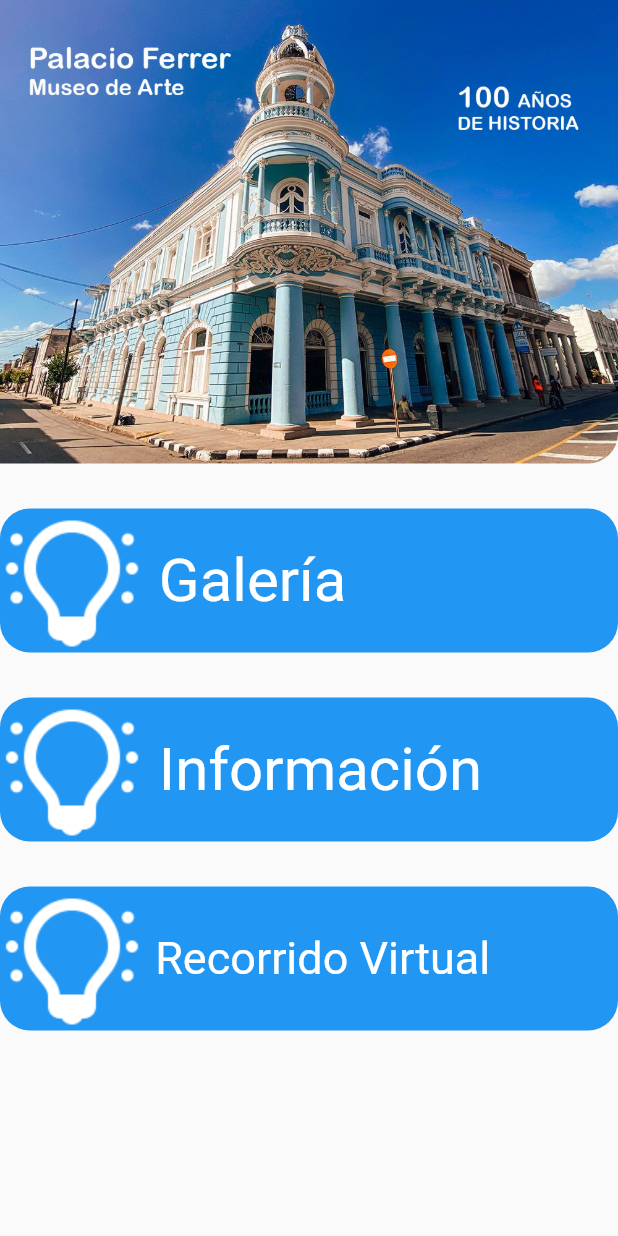
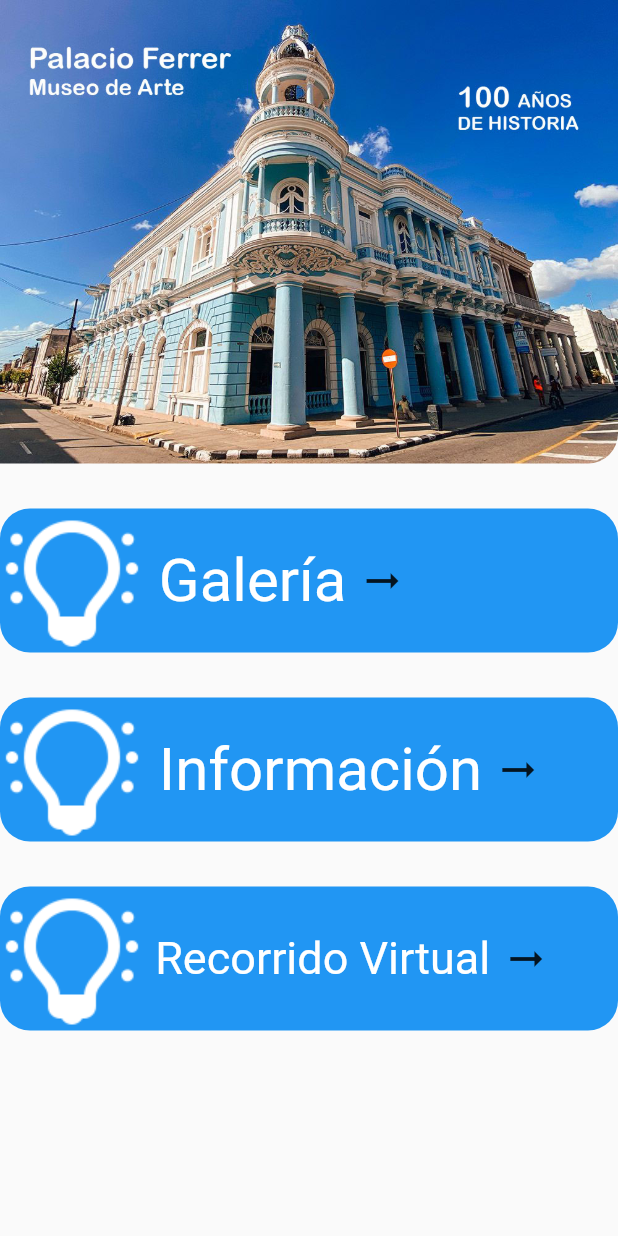
Before and after one commit to alfredoespal97/mapf_apk, a Flutter app: the screen it shows after launch, on a phone screen of 412 x 824 dp. Run offline on Flutter 3.47's test engine with Material 2 defaults, Android fonts, the phone set to English and light mode, and no system bars; our stand-ins replace get; missing offline and left inert: panorama.

Commit message:
general changes

```diff
--- a/lib/galeria.dart
+++ b/lib/galeria.dart
@@ -11,7 +11,7 @@ class _GaleriaPageState extends State<GaleriaPage> {
   @override
   Widget build(BuildContext context) {
     return Scaffold(
-        appBar: AppBar(title: Text("Imágenes")),
+        appBar: AppBar(title: Text("Galería de Imágenes")),
         body: Center(
             child: Column(children: <Widget>[
           SizedBox(height: 20.0),
--- a/lib/home.dart
+++ b/lib/home.dart
@@ -1,4 +1,10 @@
 import 'package:flutter/material.dart';
+import 'package:get/get.dart';
+import 'package:mapf/galeria.dart';
+import 'package:mapf/informacion.dart';
+import 'package:mapf/virtual.dart';
+
+import 'mapa.dart';
 //import 'package:cached_network_image/cached_network_image.dart';
 
 class MyHomePage extends StatefulWidget {
@@ -9,10 +15,13 @@ class MyHomePage extends StatefulWidget {
 }
 
 class _MyHomePageState extends State<MyHomePage> {
+
+
   @override
   Widget build(BuildContext context) {
     return Scaffold(
-        body: Center(
+        body:
+        Center(
             child: Column(children: [
             Container(
               child: ClipRRect(
@@ -33,6 +42,10 @@ class _MyHomePageState extends State<MyHomePage> {
                     Image.asset('assets/light.png'),
                     Text(" Galería",
                         style: TextStyle(color: Colors.white, fontSize: 40.0)),
+                    IconButton(onPressed: (){
+                      Get.to(GaleriaPage());
+                    }, icon: const Icon(Icons.arrow_right_alt),
+                      iconSize: 32.0,),
                   ])
                 ]),
               ),
@@ -48,6 +61,11 @@ class _MyHomePageState extends State<MyHomePage> {
                     Image.asset('assets/light.png'),
                     Text(" Información",
                         style: TextStyle(color: Colors.white, fontSize: 40.0)),
+                    IconButton(
+                        iconSize: 32.0,
+                        onPressed: (){
+                          Get.to(InformationPage());
+                        }, icon: const Icon(Icons.arrow_right_alt)),
                   ])
                 ]),
               ),
@@ -62,6 +80,12 @@ class _MyHomePageState extends State<MyHomePage> {
                     Image.asset('assets/light.png'),
                     Text(" Recorrido Virtual",
                         style: TextStyle(color: Colors.white, fontSize: 30.0)),
+                    IconButton(
+                        iconSize: 32.0,
+                        onPressed: (){
+                          Get.to(VirtualPage());
+                     // Navigator.of(context).push(MaterialPageRoute(builder: (context)=>VirtualPage()));
+                    }, icon: const Icon(Icons.arrow_right_alt)),
                   ])
                 ]),
               ),
--- a/lib/main.dart
+++ b/lib/main.dart
@@ -1,6 +1,10 @@
 import 'package:flutter/material.dart';
-
+import 'package:get/get.dart';
+import 'galeria.dart';
 import 'home.dart';
+import 'informacion.dart';
+import 'mapa.dart';
+import 'virtual.dart';
 
 void main() {
   runApp(const MyApp());
@@ -12,13 +16,21 @@ class MyApp extends StatelessWidget {
   // This widget is the root of your application.
   @override
   Widget build(BuildContext context) {
-    return MaterialApp(
+    return GetMaterialApp(
       title: 'MAPF',
       debugShowCheckedModeBanner: false,
+      defaultTransition: Transition.native,
       theme: ThemeData(
         primarySwatch: Colors.blue,
       ),
-      home: const MyHomePage(),
+      initialRoute: '/home',
+      getPages: [
+        GetPage(name: '/home', page: () =>const MyHomePage()),
+        GetPage(name: '/galeria', page: () =>const GaleriaPage()),
+        GetPage(name: '/informacion', page: () =>const InformationPage()),
+        GetPage(name: '/mapa', page: () =>const VirtualPage()),
+        GetPage(name: '/virtual', page: () =>const MapaPage()),
+      ],
     );
   }
 }
--- a/pubspec.yaml
+++ b/pubspec.yaml
@@ -36,6 +36,7 @@ dependencies:
   cupertino_icons: ^1.0.2
   panorama: ^0.4.1
   qr_code_scanner: ^0.6.1
+  get: ^4.6.1
 
 dev_dependencies:
   flutter_test:
```
Also changed, not shown: lib/informacion.dart (+10 -4 lines), lib/mapa.dart (added, +60 -0 lines), lib/virtual.dart (+85 -0 lines), assets/mapa_planta2.jpg (added), assets/panorama2.jpg (added), pubspec.lock, 3 other files. Lines whose indentation alone changed are shown as unchanged.
